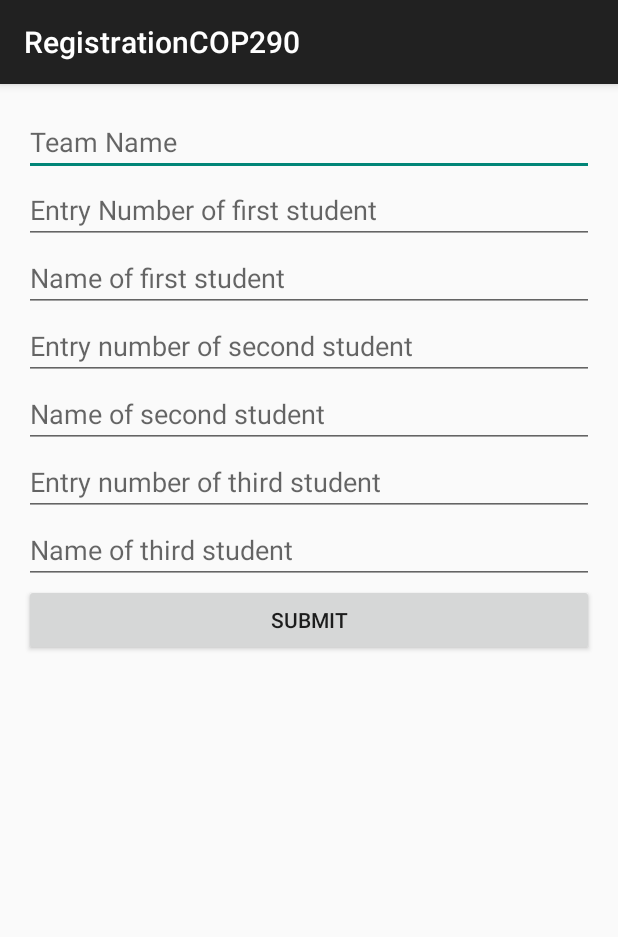
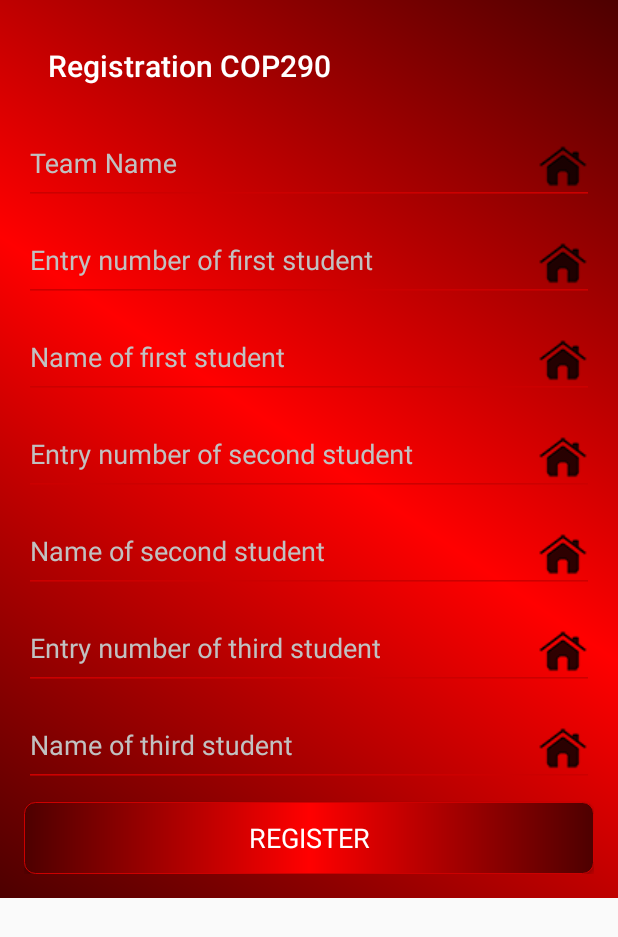
Before and after one commit to rajatsurana/regteam, an Android app: the screen it shows after launch (RegisterActivity), on a phone screen of 412 x 824 dp. Shown: the top 937 px of the screen. Run offline under Robolectric (Android 15) with nearby library versions, the phone set to English and light mode, and no system bars.

Commit message:
UI,TextWatcher,InternetCheck completed

```diff
--- a/RegistrationCOP290/app/build.gradle
+++ b/RegistrationCOP290/app/build.gradle
@@ -23,4 +23,5 @@ dependencies {
     compile fileTree(dir: 'libs', include: ['*.jar'])
     compile 'com.android.support:appcompat-v7:23.1.1'
     compile files('libs/volley.jar')
+    compile 'com.android.support:design:23.0.1'
 }
--- a/RegistrationCOP290/app/src/main/AndroidManifest.xml
+++ b/RegistrationCOP290/app/src/main/AndroidManifest.xml
@@ -2,11 +2,12 @@
 <manifest xmlns:android="http://schemas.android.com/apk/res/android"
     package="com.rajat.registrationcop290" >
     <uses-permission android:name="android.permission.INTERNET" />
+    <uses-permission android:name="android.permission.ACCESS_NETWORK_STATE" />
     <application
         android:allowBackup="true"
         android:icon="@mipmap/ic_launcher"
         android:label="@string/app_name"
-        android:theme="@style/AppTheme" >
+        android:theme="@style/reg" >
         <activity
             android:name=".RegisterActivity"
             android:label="@string/app_name" >
--- a/RegistrationCOP290/app/src/main/java/com/rajat/registrationcop290/RegisterActivity.java
+++ b/RegistrationCOP290/app/src/main/java/com/rajat/registrationcop290/RegisterActivity.java
@@ -2,17 +2,27 @@ package com.rajat.registrationcop290;
 
 import android.os.Bundle;
 import android.support.v7.app.AppCompatActivity;
+import android.support.v7.widget.Toolbar;
+import android.text.Html;
 import android.view.View;
 import android.widget.Button;
 import android.widget.EditText;
 import android.widget.Toast;
+import com.rajat.registrationcop290.Tools.CheckNetwork;
+import com.rajat.registrationcop290.Tools.CustomTextWatcher;
+import com.rajat.registrationcop290.Tools.Tools;
 import com.rajat.registrationcop290.Volley.CallVolley;
+import com.rajat.registrationcop290.Volley.VolleySingleton;
 
 
 public class RegisterActivity extends AppCompatActivity {
+    Toolbar toolbar;
+    int titleId;
+
     EditText teamName,
             entryNum1, entryNum2, entryNum3,
             name1, name2, name3;
+
     String TeamName="",
             entryNumber1="", entryNumber2="", entryNumber3="",
             studentName1="", studentName2="", studentName3="";
@@ -21,6 +31,10 @@ public class RegisterActivity extends AppCompatActivity {
     protected void onCreate(Bundle savedInstanceState) {
         super.onCreate(savedInstanceState);
         setContentView(R.layout.activity_register);
+        toolbar=(Toolbar)findViewById(R.id.tool_bar);
+        setSupportActionBar(toolbar);
+        titleId = getResources().getIdentifier("action_bar_title", "id", "android");
+        setTitle((Html.fromHtml("<font color=\"#FFFFFF\">" + "Registration COP290" + "</font>")));
         initializeViews();
     }
     public void initializeViews(){
@@ -31,11 +45,22 @@ public class RegisterActivity extends AppCompatActivity {
         name1 = (EditText)findViewById(R.id.Name1);
         name2 = (EditText)findViewById(R.id.Name2);
         name3 = (EditText)findViewById(R.id.Name3);
+        teamName.addTextChangedListener(new CustomTextWatcher(teamName));
+        entryNum1.addTextChangedListener(new CustomTextWatcher(entryNum1));
+        entryNum2.addTextChangedListener(new CustomTextWatcher(entryNum2));
+        entryNum3.addTextChangedListener(new CustomTextWatcher(entryNum3));
+        name1.addTextChangedListener(new CustomTextWatcher(name1));
+        name2.addTextChangedListener(new CustomTextWatcher(name2));
+        name3.addTextChangedListener(new CustomTextWatcher(name3));
         submit =(Button)findViewById(R.id.submitNames);
-
         submit.setOnClickListener(new View.OnClickListener() {
             @Override
             public void onClick(View view) {
+                onSubmitClick();
+            }
+        });
+    }
+    public void onSubmitClick(){
         TeamName =teamName.getText().toString();
         entryNumber1=entryNum1.getText().toString();
         entryNumber2=entryNum2.getText().toString();
@@ -44,12 +69,18 @@ public class RegisterActivity extends AppCompatActivity {
         studentName2=name2.getText().toString();
         studentName3=name3.getText().toString();
 
-                Toast.makeText(RegisterActivity.this,"Submit Clicked",Toast.LENGTH_SHORT).show();
+        //Toast.makeText(RegisterActivity.this,"Submit Clicked",Toast.LENGTH_SHORT).show();
+        CheckNetwork chkNet = new CheckNetwork(RegisterActivity.this);
         String URL = "http://agni.iitd.ernet.in/cop290/assign0/register/";
-                CallVolley.makeSubmissionCall(URL,TeamName,entryNumber1,studentName1,
-                                                            entryNumber2,studentName2,
-                                                            entryNumber3,studentName3,RegisterActivity.this);
-            }
-        });
+        if(chkNet.checkNetwork()){
+            VolleySingleton.getInstance(RegisterActivity.this).getRequestQueue().getCache().clear();
+
+            CallVolley.makeRegistrationCall(URL, TeamName, entryNumber1, studentName1,
+                    entryNumber2, studentName2,
+                    entryNumber3, studentName3, RegisterActivity.this);
+        }else{
+            Tools.showAlertDialog("Internet Unavailable", RegisterActivity.this);
         }
     }
+
+}
--- /dev/null
+++ b/RegistrationCOP290/app/src/main/java/com/rajat/registrationcop290/Tools/CustomTextWatcher.java
@@ -0,0 +1,29 @@
+package com.rajat.registrationcop290.Tools;
+
+import android.text.Editable;
+import android.text.TextWatcher;
+import android.widget.EditText;
+
+import com.rajat.registrationcop290.R;
+
+/**
+ * Created by Rajat on 14-01-2016.
+ */
+public class CustomTextWatcher implements TextWatcher {
+    EditText eText;
+    public CustomTextWatcher(EditText et){
+        eText =et;
+    }
+    @Override
+    public void beforeTextChanged(CharSequence charSequence, int i, int i1, int i2) {}
+    @Override
+    public void onTextChanged(CharSequence charSequence, int i, int i1, int i2) {}
+    @Override
+    public void afterTextChanged(Editable editable) {
+        if (editable.length() == 0) {
+            eText.setCompoundDrawablesWithIntrinsicBounds(0,0, R.drawable.home,0);
+        } else{
+            eText.setCompoundDrawablesWithIntrinsicBounds(0, 0, R.drawable.about, 0);
+        }
+    }
+}
--- a/RegistrationCOP290/app/src/main/java/com/rajat/registrationcop290/Volley/CallVolley.java
+++ b/RegistrationCOP290/app/src/main/java/com/rajat/registrationcop290/Volley/CallVolley.java
@@ -21,7 +21,7 @@ public class CallVolley {
                 jsonObjReq.setRetryPolicy(new DefaultRetryPolicy(DefaultRetryPolicy.DEFAULT_TIMEOUT_MS*2, DefaultRetryPolicy.DEFAULT_MAX_RETRIES, DefaultRetryPolicy.DEFAULT_BACKOFF_MULT));
         }
 
-        public static void makeSubmissionCall(String url, final String teamname,final String entrynum1,final String name1,final String entrynum2,final String name2,final String entrynum3,final String name3, final Context context)
+        public static void makeRegistrationCall(String url, final String teamname,final String entrynum1,final String name1,final String entrynum2,final String name2,final String entrynum3,final String name3, final Context context)
         {
                 pDialog=  Tools.showProgressBar(context);
 
--- /dev/null
+++ b/RegistrationCOP290/app/src/main/res/drawable/background.xml
@@ -0,0 +1,13 @@
+<?xml version="1.0" encoding="utf-8"?>
+
+
+
+<shape xmlns:android="http://schemas.android.com/apk/res/android" android:shape="rectangle" >
+    <gradient
+        android:type="linear"
+        android:centerX="50%"
+        android:startColor="#FF4D0000"
+        android:centerColor="#FFFF0000"
+        android:endColor="#FF4D0000"
+        android:angle="45"/>
+</shape>
--- /dev/null
+++ b/RegistrationCOP290/app/src/main/res/drawable/button_shape.xml
@@ -0,0 +1,24 @@
+<?xml version="1.0" encoding="UTF-8"?>
+<shape
+    xmlns:android="http://schemas.android.com/apk/res/android">
+    <stroke
+        android:width="0.2dp"
+        android:color="@android:color/holo_red_dark"/>
+    <corners
+        android:radius="7dp" />
+
+    <padding
+        android:left="2dp"
+        android:right="2dp"
+        android:top="2dp"
+        android:bottom="2dp"/>
+
+
+    <gradient
+        android:type="linear"
+        android:centerX="50%"
+        android:startColor="#FF4D0000"
+        android:centerColor="#FFFF0000"
+        android:endColor="#FF4D0000"
+        android:angle="0"/>
+</shape>
--- a/RegistrationCOP290/app/src/main/res/layout/activity_register.xml
+++ b/RegistrationCOP290/app/src/main/res/layout/activity_register.xml
@@ -1,50 +1,112 @@
+<ScrollView xmlns:android="http://schemas.android.com/apk/res/android"
+    android:layout_width="fill_parent"
+    android:layout_height="wrap_content"
+    android:orientation="vertical"
+
+    android:fillViewport="false">
 <LinearLayout xmlns:android="http://schemas.android.com/apk/res/android"
     xmlns:tools="http://schemas.android.com/tools" android:layout_width="match_parent"
-    android:layout_height="match_parent" android:paddingLeft="@dimen/activity_horizontal_margin"
+    android:layout_height="fill_parent" android:paddingLeft="@dimen/activity_horizontal_margin"
     android:orientation="vertical"
     android:paddingRight="@dimen/activity_horizontal_margin"
     android:paddingTop="@dimen/activity_vertical_margin"
-    android:paddingBottom="@dimen/activity_vertical_margin" tools:context=".RegisterActivity">
 
+    android:paddingBottom="@dimen/activity_vertical_margin" tools:context=".RegisterActivity"
+    android:background="@drawable/background">
+    <include
+        android:id="@+id/tool_bar"
+        android:layout_width="fill_parent"
+        android:layout_height="@dimen/abc_action_bar_default_height_material"
+        layout="@layout/tool_bar"
+        android:fitsSystemWindows="true" />
+    <android.support.design.widget.TextInputLayout
 
-    <EditText android:text=""
-        android:id="@+id/team_name"
-    android:hint="Team Name"
-    android:layout_width="match_parent"
-    android:layout_height="wrap_content"/>
+        android:layout_width="match_parent"
+        android:layout_height="wrap_content">
+
+        <EditText
+            android:id="@+id/team_name"
+            android:drawableRight="@drawable/home"
+            android:layout_width="match_parent"
+            android:layout_height="wrap_content"
+            android:singleLine="true"
+            android:hint="Team Name" />
+    </android.support.design.widget.TextInputLayout>
+    <android.support.design.widget.TextInputLayout
+
+        android:layout_width="match_parent"
+        android:layout_height="wrap_content">
     <EditText android:text=""
         android:id="@+id/EntryNum1"
-        android:hint="Entry Number of first student"
+        android:drawableRight="@drawable/home"
+        android:hint="Entry number of first student"
         android:layout_width="match_parent"
         android:layout_height="wrap_content"/>
+    </android.support.design.widget.TextInputLayout>
+    <android.support.design.widget.TextInputLayout
+
+        android:layout_width="match_parent"
+        android:layout_height="wrap_content">
     <EditText android:text=""
         android:id="@+id/Name1"
+        android:drawableRight="@drawable/home"
         android:hint="Name of first student"
         android:layout_width="match_parent"
         android:layout_height="wrap_content"/>
+    </android.support.design.widget.TextInputLayout>
+    <android.support.design.widget.TextInputLayout
+
+        android:layout_width="match_parent"
+        android:layout_height="wrap_content">
     <EditText android:text=""
         android:id="@+id/EntryNum2"
+        android:drawableRight="@drawable/home"
         android:hint="Entry number of second student"
         android:layout_width="match_parent"
         android:layout_height="wrap_content"/>
+    </android.support.design.widget.TextInputLayout>
+    <android.support.design.widget.TextInputLayout
+
+        android:layout_width="match_parent"
+        android:layout_height="wrap_content">
     <EditText android:text=""
         android:id="@+id/Name2"
+        android:drawableRight="@drawable/home"
         android:hint="Name of second student"
         android:layout_width="match_parent"
         android:layout_height="wrap_content"/>
+    </android.support.design.widget.TextInputLayout>
+    <android.support.design.widget.TextInputLayout
+
+        android:layout_width="match_parent"
+        android:layout_height="wrap_content">
     <EditText android:text=""
         android:id="@+id/EntryNum3"
+        android:drawableRight="@drawable/home"
         android:hint="Entry number of third student"
         android:layout_width="match_parent"
         android:layout_height="wrap_content"/>
+    </android.support.design.widget.TextInputLayout>
+    <android.support.design.widget.TextInputLayout
+
+        android:layout_width="match_parent"
+        android:layout_height="wrap_content">
     <EditText android:text=""
         android:id="@+id/Name3"
+        android:drawableRight="@drawable/home"
         android:hint="Name of third student"
         android:layout_width="match_parent"
         android:layout_height="wrap_content"/>
+    </android.support.design.widget.TextInputLayout>
     <Button
-        android:text="Submit"
+        android:text="REGISTER"
+android:layout_marginTop="10dp"
+
         android:id="@+id/submitNames"
         android:layout_width="match_parent"
-        android:layout_height="wrap_content" />
+        android:layout_height="wrap_content"
+        android:textAppearance="?android:attr/textAppearanceMedium"
+        android:textColor="#ffffff"
+        android:background="@drawable/button_shape"/>
 </LinearLayout>
+    </ScrollView>
--- /dev/null
+++ b/RegistrationCOP290/app/src/main/res/layout/tool_bar.xml
@@ -0,0 +1,31 @@
+<?xml version="1.0" encoding="utf-8"?>
+<android.support.v7.widget.Toolbar
+    xmlns:android="http://schemas.android.com/apk/res/android"
+    xmlns:tools="http://schemas.android.com/tools"
+    xmlns:app="http://schemas.android.com/apk/res-auto"
+    android:layout_height="wrap_content"
+    android:layout_width="match_parent"
+    android:theme="@style/tool"
+    android:id="@+id/tool_bar"
+
+    >
+
+    <TextView
+        android:id="@+id/toolbar_title_0"
+
+
+        android:textColor="#FFFFFF"
+        android:textSize="@dimen/abc_text_size_medium_material"
+
+        android:layout_width="wrap_content"
+        android:layout_height="wrap_content"
+
+        android:scrollHorizontally="true"
+        android:focusable="true"
+        android:focusableInTouchMode="true"
+        android:singleLine="true"
+
+        />
+
+
+</android.support.v7.widget.Toolbar>
--- /dev/null
+++ b/RegistrationCOP290/app/src/main/res/values/color.xml
@@ -0,0 +1,19 @@
+<?xml version="1.0" encoding="utf-8"?>
+<resources>
+
+    <color name="whitecolor">#ffffff </color>
+
+
+
+    <color name="white">#FFFFFF</color>
+
+    <color name="ultraLightGray_UltraLowlight">#dadada</color>
+    <color name="ultraLightGray">#B3B3B3</color>
+
+    <color name="lightRed">#FA9191</color>
+    <color name="lightRed_Pressed">#dc8080</color>
+
+
+    <color name="ultraLightGray_Lowlight">#c1c1c1</color>
+
+</resources>
--- a/RegistrationCOP290/app/src/main/res/values/dimens.xml
+++ b/RegistrationCOP290/app/src/main/res/values/dimens.xml
@@ -2,4 +2,5 @@
     <!-- Default screen margins, per the Android Design guidelines. -->
     <dimen name="activity_horizontal_margin">16dp</dimen>
     <dimen name="activity_vertical_margin">16dp</dimen>
+    <dimen name="line_offset">1dp</dimen>
 </resources>
--- a/RegistrationCOP290/app/src/main/res/values/styles.xml
+++ b/RegistrationCOP290/app/src/main/res/values/styles.xml
@@ -1,8 +1,34 @@
 <resources>
 
     <!-- Base application theme. -->
-    <style name="AppTheme" parent="Theme.AppCompat.Light.DarkActionBar">
+    <style name="DialogTheme" parent="AlertDialog.AppCompat.Light">
         <!-- Customize your theme here. -->
+        <item name="android:textColor">#000000</item>
+        <item name="android:textColorSecondary">@android:color/holo_red_dark</item>
+
+
+        <item name="colorControlActivated">@android:color/holo_red_dark</item>
+
+
     </style>
-
+    <style name="tool" parent="Theme.AppCompat.Light">
+        <item name="windowActionBar">false</item>
+        <item name="colorPrimaryDark">@color/lightRed</item>
+        <item name="windowNoTitle">true</item>
+    </style>
+    <style name="reg" parent="Theme.AppCompat.Light">
+        <item name="android:textColorLink">@android:color/holo_red_dark</item>
+        <item name="android:textColor">@color/whitecolor</item>
+        <item name="android:textColorHint">@color/ultraLightGray_Lowlight</item>
+        <item name="windowActionBar">false</item>
+        <item name="android:textColorSecondary">@android:color/holo_red_dark</item>
+        <item name="colorPrimary">@color/whitecolor</item>
+        <item name="colorPrimaryDark">@android:color/holo_red_dark</item>
+        <item name="android:textColorPrimary">@color/whitecolor</item>
+        <item name="colorAccent">@android:color/holo_red_dark</item>
+        <item name="colorControlActivated">@color/whitecolor</item>
+        <item name="colorControlNormal">@android:color/holo_red_dark</item>
+        <item name="colorControlHighlight">@android:color/holo_red_dark</item>
+        <item name="windowNoTitle">true</item>
+    </style>
 </resources>
```
Also changed, not shown: RegistrationCOP290/app/src/main/java/com/rajat/registrationcop290/Tools/CheckNetwork.java (added, +41 -0 lines), RegistrationCOP290/app/src/main/java/com/rajat/registrationcop290/Tools/Tools.java (+22 -6 lines), RegistrationCOP290/app/src/main/res/drawable/about.png (added), RegistrationCOP290/app/src/main/res/drawable/home.png (added), RegistrationCOP290/app/src/main/res/drawable/logo.png (added), 1 other file. Lines whose indentation alone changed are shown as unchanged.
